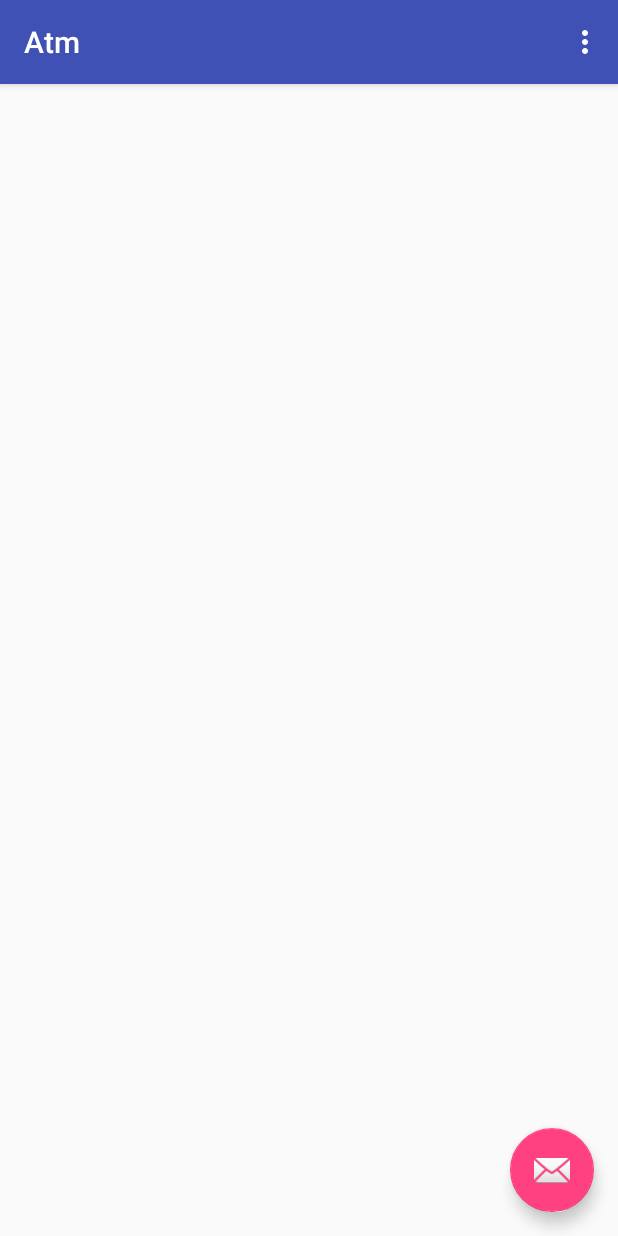
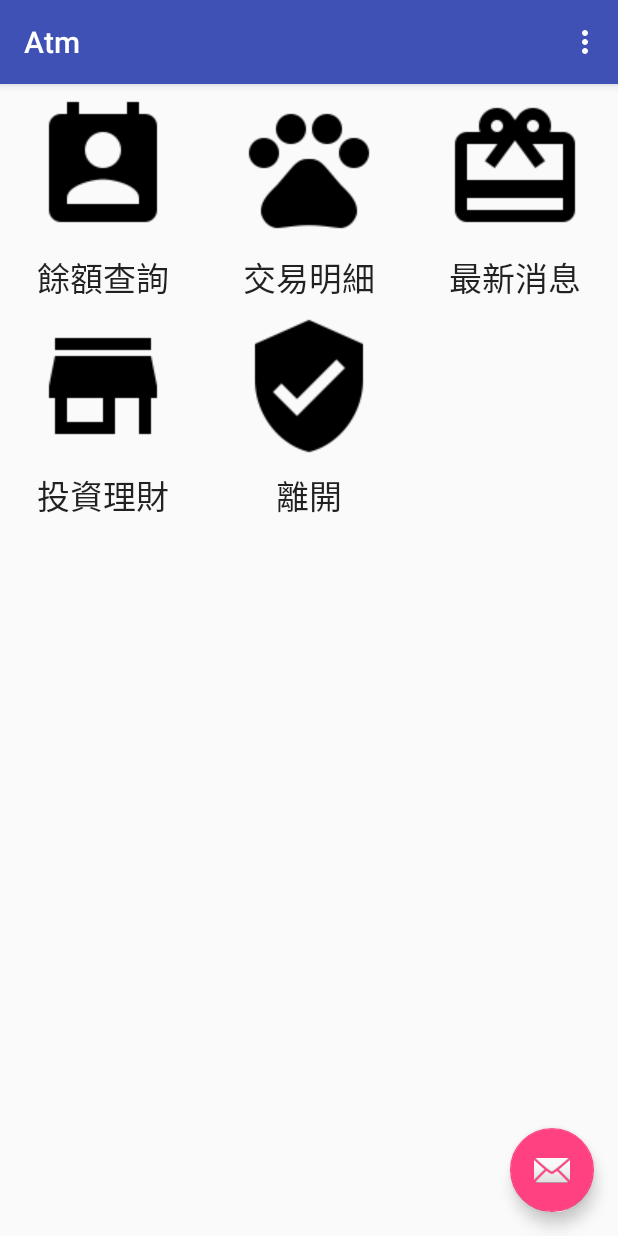
Before and after one commit to dickfala/Android_ListViewDemo, an Android app: the MainActivity screen opened directly, with no data from a screen before it, on a phone screen of 412 x 824 dp. Run offline under Robolectric (Android 15) with nearby library versions, the phone set to English and light mode, and no system bars.

Commit message:
customize IconAdapter , and extends BaseAdapter.

```diff
--- a/app/src/main/java/com/example/jameschang/atm/MainActivity.java
+++ b/app/src/main/java/com/example/jameschang/atm/MainActivity.java
@@ -8,6 +8,7 @@ import android.support.design.widget.Snackbar;
 import android.support.v7.app.AppCompatActivity;
 import android.support.v7.widget.Toolbar;
 import android.util.Log;
+import android.view.LayoutInflater;
 import android.view.View;
 import android.view.Menu;
 import android.view.MenuItem;
@@ -16,7 +17,9 @@ import android.widget.AdapterView;
 import android.widget.ArrayAdapter;
 import android.widget.BaseAdapter;
 import android.widget.GridView;
+import android.widget.ImageView;
 import android.widget.ListView;
+import android.widget.TextView;
 
 public class MainActivity extends AppCompatActivity {
 
@@ -24,7 +27,12 @@ public class MainActivity extends AppCompatActivity {
     private static final String TAG = MainActivity.class.getSimpleName();
     private boolean logon = false;
     private FloatingActionButton fab;
-    private String[] functions = getResources().getStringArray(R.array.functions);
+    private String[] functions;
+    int[] icons = {R.drawable.func_balance,
+            R.drawable.func_history,
+            R.drawable.func_news,
+            R.drawable.func_finance,
+            R.drawable.func_exit};
 
     @Override
     protected void onCreate(Bundle savedInstanceState) {
@@ -32,9 +40,12 @@ public class MainActivity extends AppCompatActivity {
         setContentView(R.layout.activity_main);
 //        String[] drinks = {"珍奶","綠茶","烏龍"};
         // setup list view
+        functions = getResources().getStringArray(R.array.functions);
+
         setupListView();
         GridView grid = findViewById(R.id.grid);
-        ArrayAdapter<String > adapter = new ArrayAdapter<String>(this,android.R.layout.simple_list_item_1,functions);
+        IconAdapter adapter = new IconAdapter();
+//        ArrayAdapter<String> adapter = new ArrayAdapter<String>(this, android.R.layout.simple_list_item_1, functions);
         grid.setAdapter(adapter);
 
 //        getSharedPreferences("abc", MODE_PRIVATE)
@@ -97,7 +108,7 @@ public class MainActivity extends AppCompatActivity {
             String password = data.getStringExtra("PASSWORD");
             Log.d(TAG, "onActivityResult: " + userId);
 
-            Snackbar.make(fab,"login success", Snackbar.LENGTH_LONG).setActionTextColor(Color.RED).show();
+            Snackbar.make(fab, "login success", Snackbar.LENGTH_LONG).setActionTextColor(Color.RED).show();
 
             getSharedPreferences(getString(R.string.pref_name), MODE_PRIVATE)
                     .edit()
@@ -128,7 +139,7 @@ public class MainActivity extends AppCompatActivity {
         return super.onOptionsItemSelected(item);
     }
 
-    class IconAdapter extends BaseAdapter{
+    class IconAdapter extends BaseAdapter {
 
         @Override
         public int getCount() {
@@ -147,7 +158,24 @@ public class MainActivity extends AppCompatActivity {
 
         @Override
         public View getView(int position, View convertView, ViewGroup parent) {
-            return null;
+
+            if (convertView == null) {
+                // 不在此內部class要用下面取得
+//                LayoutInflater layoutInflater =
+//                        LayoutInflater.from(parent.getContext());
+//                View view = layoutInflater.inflate(R.layout.icon_item,null);
+//
+                View view = getLayoutInflater()
+                        .inflate(R.layout.icon_item, null);
+                ImageView image =  view.findViewById(R.id.item_image);
+                TextView tv = view.findViewById(R.id.item_text);
+                tv.setText(functions[position]);
+                image.setImageResource(icons[position]);
+                convertView = view;
+
+            }
+
+            return convertView;
         }
     }
 }
--- /dev/null
+++ b/app/src/main/res/layout/icon_item.xml
@@ -0,0 +1,33 @@
+<?xml version="1.0" encoding="utf-8"?>
+<android.support.constraint.ConstraintLayout
+    xmlns:android="http://schemas.android.com/apk/res/android"
+    xmlns:app="http://schemas.android.com/apk/res-auto"
+    xmlns:tools="http://schemas.android.com/tools"
+    android:layout_width="match_parent"
+    android:layout_height="match_parent">
+
+    <ImageView
+        android:id="@+id/item_image"
+        android:layout_width="wrap_content"
+        android:layout_height="wrap_content"
+        android:layout_marginEnd="8dp"
+        android:layout_marginStart="8dp"
+        android:layout_marginTop="8dp"
+        app:layout_constraintEnd_toEndOf="parent"
+        app:layout_constraintStart_toStartOf="parent"
+        app:layout_constraintTop_toTopOf="parent"
+        app:srcCompat="@drawable/func_news" />
+
+    <TextView
+        android:id="@+id/item_text"
+        android:layout_width="wrap_content"
+        android:layout_height="wrap_content"
+        android:layout_marginEnd="8dp"
+        android:layout_marginStart="8dp"
+        android:layout_marginTop="8dp"
+        android:text="TextView"
+        android:textAppearance="@style/TextAppearance.AppCompat.Large"
+        app:layout_constraintEnd_toEndOf="parent"
+        app:layout_constraintStart_toStartOf="parent"
+        app:layout_constraintTop_toBottomOf="@+id/item_image" />
+</android.support.constraint.ConstraintLayout>
--- a/app/src/main/res/values/strings.xml
+++ b/app/src/main/res/values/strings.xml
@@ -8,10 +8,10 @@
         <item>烏龍</item>
     </array>
     <array name="functions">
-        <item>功能一</item>
-        <item>功能二</item>
-        <item>功能三</item>
-        <item>功能四</item>
-        <item>功能五</item>
+        <item>餘額查詢</item>
+        <item>交易明細</item>
+        <item>最新消息</item>
+        <item>投資理財</item>
+        <item>離開</item>
     </array>
 </resources>
```
Also changed, not shown: app/src/main/res/drawable-v24/func_balance.png (renamed from app/src/main/res/drawable-v24/ic_perm_contact_calendar_black_48dp.png), app/src/main/res/drawable-v24/func_exit.png (renamed from app/src/main/res/drawable-v24/ic_verified_user_black_48dp.png), app/src/main/res/drawable-v24/func_finance.png (renamed from app/src/main/res/drawable-v24/ic_store_black_48dp.png), app/src/main/res/drawable-v24/func_history.png (renamed from app/src/main/res/drawable-v24/ic_pets_black_48dp.png), app/src/main/res/drawable-v24/func_news.png (renamed from app/src/main/res/drawable-v24/ic_redeem_black_48dp.png).
